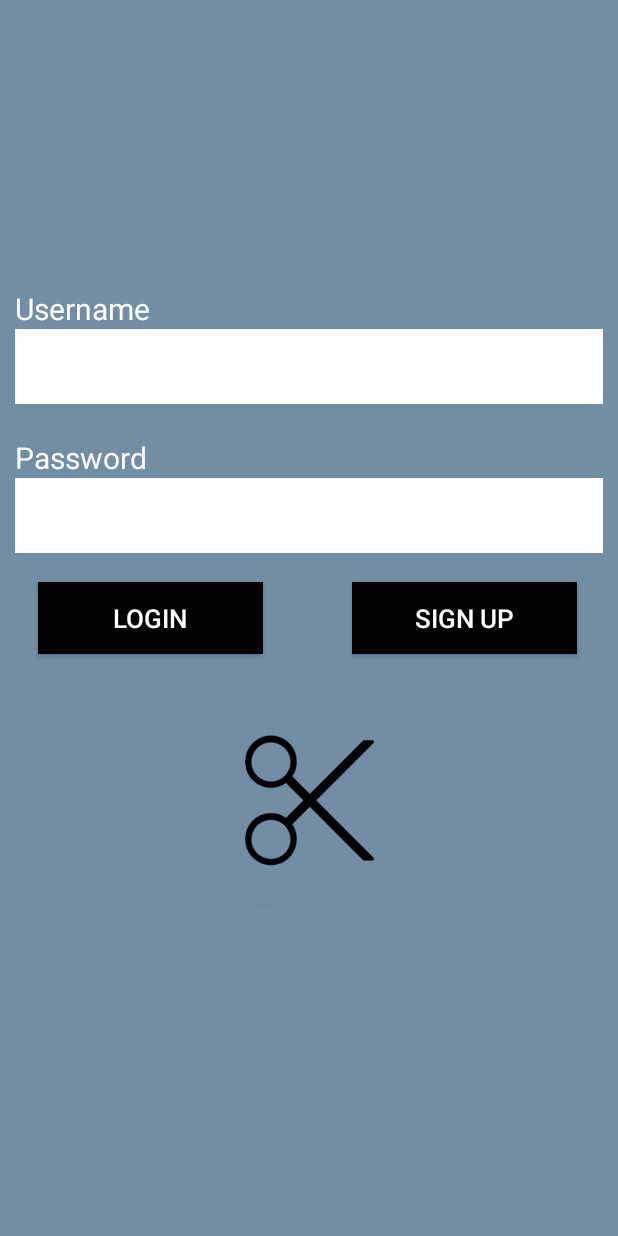
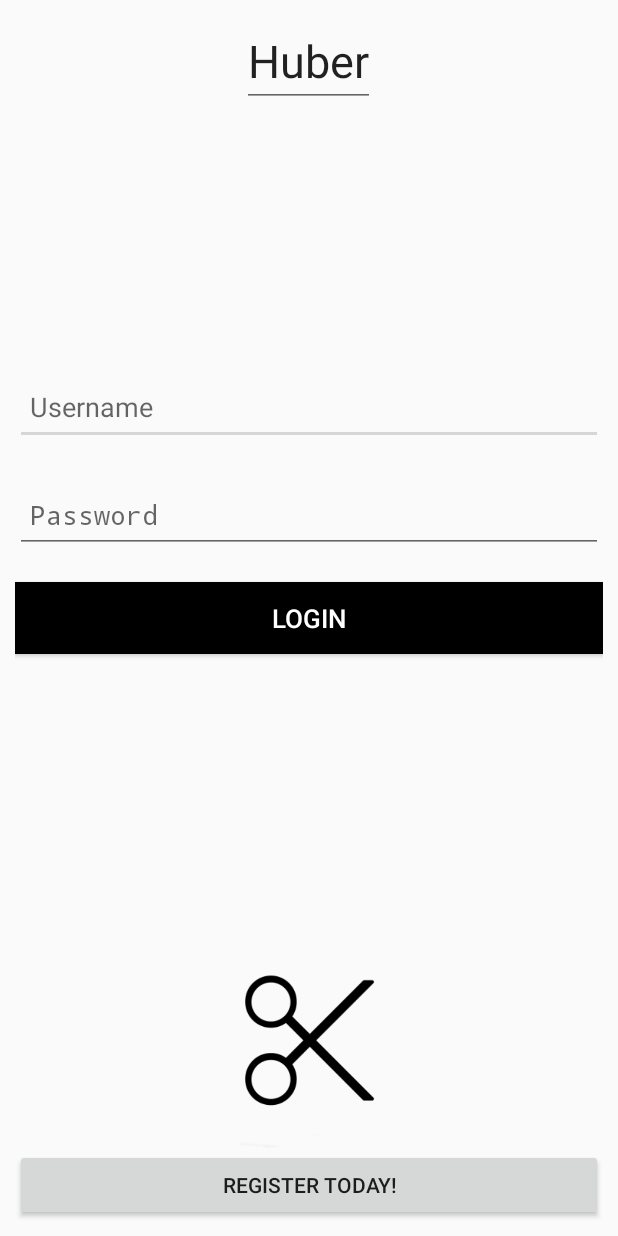
Before and after one commit to SeraphShroud/Huber, an Android app: the LoginSignupActivity screen opened directly, with no data from a screen before it, on a phone screen of 412 x 824 dp. Run offline under Robolectric (Android 15) with nearby library versions, the light colour scheme and no system bars.

Commit message:
changed the logout functionality, try to save schedule to database and changed login GUI

```diff
--- a/app/src/main/java/com/example/seraphshroud/huber/BarberWelcome.java
+++ b/app/src/main/java/com/example/seraphshroud/huber/BarberWelcome.java
@@ -46,6 +46,10 @@ public class BarberWelcome extends Activity {
                 // Logout current user
                 ParseUser.logOut();
                 finish();
+                Intent intent = new Intent(
+                        BarberWelcome.this,
+                        LoginSignupActivity.class);
+                startActivity(intent);
             }
         });
 
--- a/app/src/main/java/com/example/seraphshroud/huber/Calendar.java
+++ b/app/src/main/java/com/example/seraphshroud/huber/Calendar.java
@@ -1,5 +1,6 @@
 package com.example.seraphshroud.huber;
 
+import android.content.Intent;
 import android.support.v4.app.DialogFragment;
 import android.support.v4.app.FragmentManager;
 import android.os.Bundle;
@@ -9,6 +10,8 @@ import android.util.Log;
 import android.view.View;
 import android.widget.Button;
 import android.widget.TextView;
+
+import com.parse.ParseUser;
 
 
 public class Calendar extends AppCompatActivity {
@@ -38,6 +41,13 @@ public class Calendar extends AppCompatActivity {
         dayOut.setText("");
         timeOut1.setText("");
         timeOut2.setText("");
+        Intent intent = new Intent(
+                Calendar.this,
+                Welcome.class);
+        startActivity(intent);
+        ParseUser currentUser = ParseUser.getCurrentUser();
+        currentUser.put("schedule", dayOut.toString() + " " + timeOut1.toString() + " " + timeOut2.toString() );
+        currentUser.saveInBackground();
     }
 
     public void showTimePickerDialog(View v) {
--- a/app/src/main/java/com/example/seraphshroud/huber/ClientWelcome.java
+++ b/app/src/main/java/com/example/seraphshroud/huber/ClientWelcome.java
@@ -48,6 +48,10 @@ public class ClientWelcome extends Activity {
                 // Logout current user
                 ParseUser.logOut();
                 finish();
+                Intent intent = new Intent(
+                        ClientWelcome.this,
+                        LoginSignupActivity.class);
+                startActivity(intent);
             }
         });
 
--- a/app/src/main/java/com/example/seraphshroud/huber/LoginSignupActivity.java
+++ b/app/src/main/java/com/example/seraphshroud/huber/LoginSignupActivity.java
@@ -67,10 +67,17 @@ public class LoginSignupActivity extends Activity {
                             public void done(ParseUser user, ParseException e) {
                                 if (user != null) {
                                     // If user exist and authenticated, send user to Welcome.class
-                                    Intent intent = new Intent(
-                                            LoginSignupActivity.this,
-                                            Welcome.class);
-                                    startActivity(intent);
+                                    if(user.getBoolean("isBarber") == true) {
+                                        Intent intent = new Intent(
+                                                LoginSignupActivity.this,
+                                                Welcome.class);
+                                        startActivity(intent);
+                                    } else {
+                                        Intent intent = new Intent(
+                                                LoginSignupActivity.this,
+                                                ClientWelcome.class);
+                                        startActivity(intent);
+                                    }
                                     Toast.makeText(getApplicationContext(),
                                             "Successfully Logged in",
                                             Toast.LENGTH_LONG).show();
@@ -89,9 +96,9 @@ public class LoginSignupActivity extends Activity {
         signup.setOnClickListener(new OnClickListener() {
             public void onClick(View arg0) {
                 // Retrieve the text entered from the EditText
-                usernametxt = username.getText().toString();
-                passwordtxt = password.getText().toString();
-
+                //usernametxt = username.getText().toString();
+                //passwordtxt = password.getText().toString();
+                /*
                 if(usernametxt.isEmpty())
                 {
                     Toast.makeText(
@@ -135,7 +142,7 @@ public class LoginSignupActivity extends Activity {
                             user.setPassword(passwordtxt);
                             user.signUpInBackground(new SignUpCallback() {
                                 public void done(ParseException e) {
-                                    if (e == null) {
+                                    if (e == null) { */
                                         Intent intent = new Intent(
                                                 LoginSignupActivity.this,
                                                 ClientOrBarber.class);
@@ -143,7 +150,7 @@ public class LoginSignupActivity extends Activity {
                                         // Show a simple Toast message upon successful registration
                                 /*Toast.makeText(getApplicationContext(),
                                         "Successfully Signed up, please log in.",
-                                        Toast.LENGTH_LONG).show();*/
+                                        Toast.LENGTH_LONG).show();
                                     } else {
                                         Toast.makeText(getApplicationContext(),
                                                 "Sign up Error", Toast.LENGTH_LONG)
@@ -153,7 +160,7 @@ public class LoginSignupActivity extends Activity {
                             });
                         }
                     }
-                }
+                }*/
 
             }
         });
--- a/app/src/main/java/com/example/seraphshroud/huber/MainActivity.java
+++ b/app/src/main/java/com/example/seraphshroud/huber/MainActivity.java
@@ -9,6 +9,7 @@ import android.support.v7.widget.Toolbar;
 import android.view.View;
 import android.view.Menu;
 import android.view.MenuItem;
+import android.widget.Button;
 
 import com.parse.ParseException;
 import com.parse.ParseObject;
@@ -24,13 +25,23 @@ public class MainActivity extends AppCompatActivity {
     public void onCreate(Bundle savedInstanceState) {
         super.onCreate(savedInstanceState);
 
-        /* COMMENT THIS OUT IF YOU WANT TO USE OLD LOGIN SCREEN
-        ParseLoginBuilder builder = new ParseLoginBuilder(MainActivity.this);
-        startActivityForResult(builder.build(), 0);*/
+
+        /* COMMENT THIS OUT IF YOU WANT TO USE OLD LOGIN SCREEN */
+        /*ParseUser currentUser = ParseUser.getCurrentUser();
+        System.out.println("USER: " + currentUser);
+        if (currentUser == null) {
+            ParseLoginBuilder builder = new ParseLoginBuilder(MainActivity.this);
+            startActivityForResult(builder.build(), 0);
+        } else {
+            Intent launchMainActivity = new Intent(MainActivity.this, ClientOrBarber.class);
+            startActivity(launchMainActivity );
+            //ParseLoginBuilder builder = new ParseLoginBuilder(MainActivity.this);
+            //startActivityForResult(builder.build(), 0);
+        }*/
 
         // ************* UNCOMMENT THIS TO USE OLD LOGIN SCREEN ************
 
-        // Determine whether the current user is an anonymous user
+        // Determine whether the current user is an anonymous use
         if (ParseAnonymousUtils.isLinked(ParseUser.getCurrentUser())) {
             // If user is anonymous, send the user to LoginSignupActivity.class
             Intent intent = new Intent(MainActivity.this,
--- a/app/src/main/res/layout/loginsignup.xml
+++ b/app/src/main/res/layout/loginsignup.xml
@@ -3,54 +3,30 @@
     android:layout_width="fill_parent"
     android:layout_height="fill_parent"
     android:orientation="vertical"
-    android:padding="10dip"
-    android:background="#718EA4">
-
-    <TextView
-        android:id="@+id/txtusername"
-        android:layout_width="fill_parent"
-        android:layout_height="wrap_content"
-        android:text="@string/Username"
-        android:textColor="#fff"
-        android:layout_above="@+id/client_username"
-        android:layout_alignParentRight="true"
-        android:layout_alignParentEnd="true"
-        android:textSize="20dp"
-        android:typeface="normal" />
+    android:padding="10dip">
 
     <EditText
         android:id="@+id/client_username"
         android:layout_width="fill_parent"
         android:layout_height="50dp"
         android:inputType="text"
-        android:background="#FFF"
-        android:layout_above="@+id/txtpassword"
         android:layout_alignParentRight="true"
         android:layout_alignParentEnd="true"
         android:layout_marginBottom="22dp"
-        android:paddingLeft="10dp" />
-
-    <TextView
-        android:id="@+id/txtpassword"
-        android:layout_width="fill_parent"
-        android:layout_height="wrap_content"
-        android:text="@string/Password"
-        android:textColor="#fff"
-        android:layout_above="@+id/password"
-        android:layout_alignParentRight="true"
-        android:layout_alignParentEnd="true"
-        android:textSize="20dp" />
+        android:paddingLeft="10dp"
+        android:hint="Username"
+        android:layout_above="@+id/password" />
 
     <EditText
         android:id="@+id/password"
         android:layout_width="fill_parent"
         android:layout_height="50dp"
         android:inputType="textPassword"
-        android:background="#fff"
         android:layout_above="@+id/login"
         android:layout_alignParentRight="true"
         android:layout_alignParentEnd="true"
         android:layout_marginBottom="19dp"
+        android:hint="Password"
         android:paddingLeft="10dp" />
 
     <Button
@@ -60,33 +36,43 @@
         android:text="@string/LoginBtn"
         android:textColor="#fff"
         android:background="#000"
-        android:layout_alignTop="@+id/signup"
+        android:textSize="17dp"
+        android:layout_centerVertical="true"
+        android:layout_alignParentRight="true"
+        android:layout_alignParentEnd="true"
         android:layout_alignParentLeft="true"
         android:layout_alignParentStart="true"
-        android:layout_marginLeft="15dp"
-        android:layout_marginStart="15dp"
-        android:textSize="17dp" />
-
-    <Button
-        android:id="@+id/signup"
-        android:layout_width="150dp"
-        android:layout_height="wrap_content"
-        android:text="@string/SignupBtn"
-        android:textColor="#fff"
-        android:background="#000"
-        android:layout_centerVertical="true"
-        android:layout_alignRight="@+id/password"
-        android:layout_alignEnd="@+id/password"
-        android:layout_marginRight="17dp"
-        android:layout_marginEnd="17dp"
-        android:textSize="17dp" />
+        android:capitalize="characters" />
 
     <ImageView
         android:src="@drawable/scissor"
         android:layout_width="120dp"
         android:layout_height="120dp"
-        android:layout_below="@+id/login"
+        android:id="@+id/imageView"
+        android:layout_above="@+id/signup"
+        android:layout_centerHorizontal="true" />
+
+    <Button
+        android:layout_width="wrap_content"
+        android:layout_height="wrap_content"
+        android:text="Register Today!"
+        android:id="@+id/signup"
+        android:layout_alignParentBottom="true"
+        android:layout_alignParentLeft="true"
+        android:layout_alignParentStart="true"
+        android:layout_alignRight="@+id/login"
+        android:layout_alignEnd="@+id/login"
+        android:capitalize="characters" />
+
+    <EditText
+        android:layout_width="wrap_content"
+        android:layout_height="wrap_content"
+        android:id="@+id/editText"
+        android:text="Huber"
+        android:layout_alignParentTop="true"
         android:layout_centerHorizontal="true"
-        android:layout_marginTop="50dp" />
+        android:textSize="30dp"
+        android:capitalize="characters"
+        android:clickable="false" />
 
 </RelativeLayout>
```
Also changed, not shown: 1 other file.
